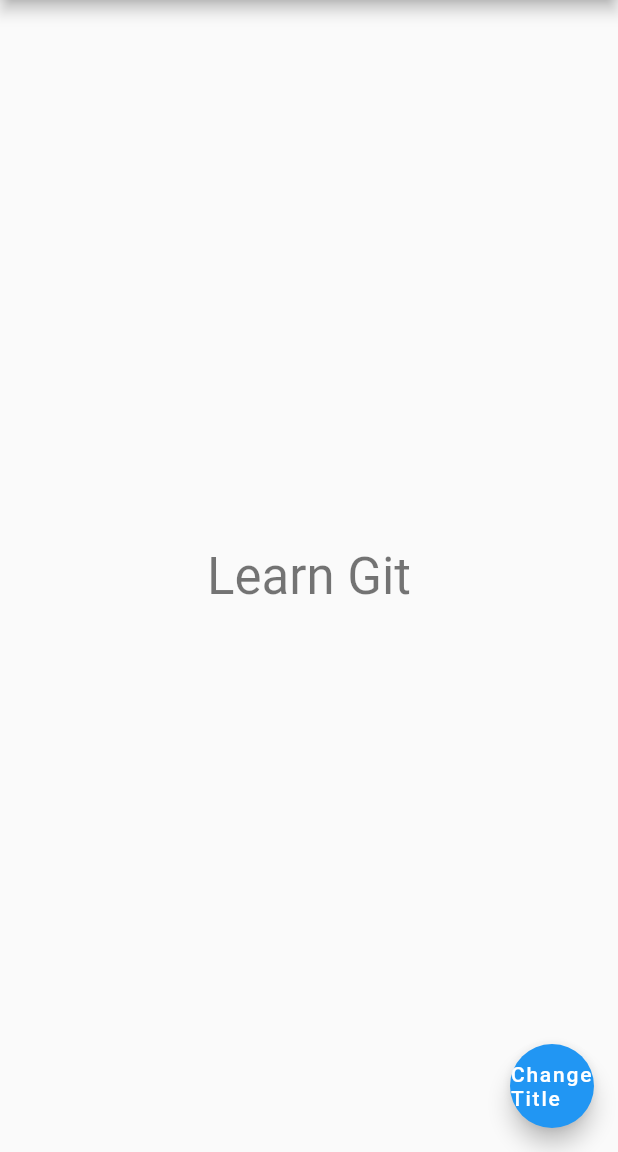
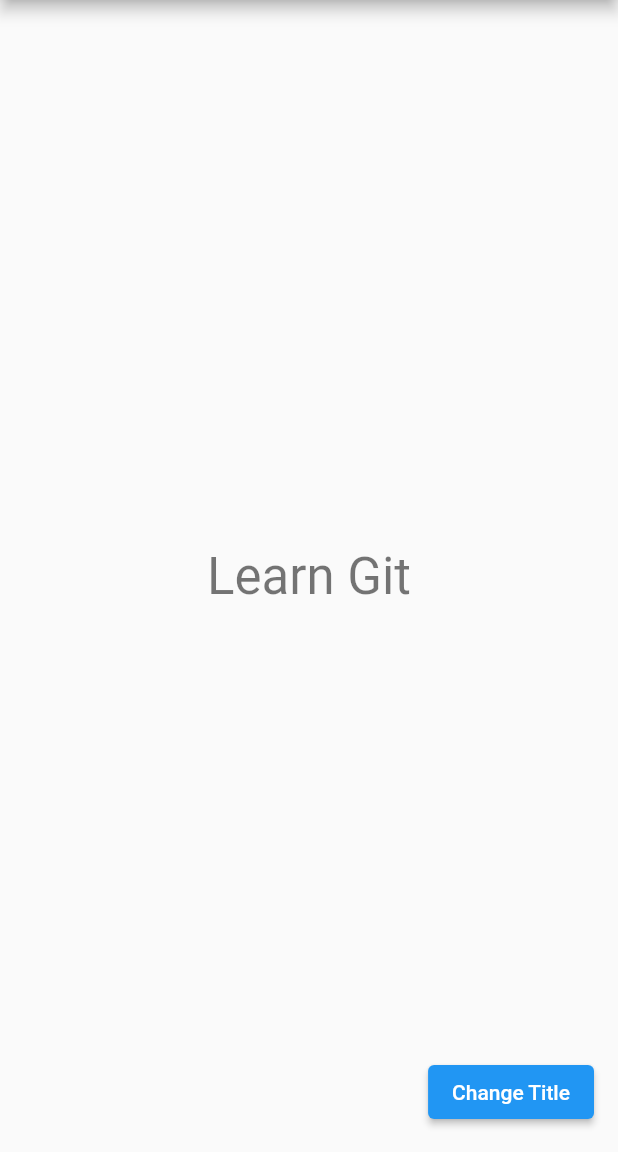
Before and after one commit to ibrahim14ibs/git-test, a Flutter app: the screen it shows after launch, after a tap on "Change Title", on a phone screen of 412 x 824 dp, the part 84-1236 px from its top. Run offline on Flutter 3.47's test engine with Material 2 defaults, Android fonts, the phone set to English and light mode, and no system bars.

Commit message:
Change Main File

```diff
--- a/lib/main.dart
+++ b/lib/main.dart
@@ -69,11 +69,12 @@ class _MyHomePageState extends State<MyHomePage> {
             ],
           ),
         ),
-      floatingActionButton: FloatingActionButton(
-          onPressed: _changeTitle,
-          tooltip: 'Increment',
-          child: Text(
-              "Change Title")), // This trailing comma makes auto-formatting nicer for build methods.
+        floatingActionButton: ElevatedButton(
+          onPressed: () {
+            _changeTitle();
+          },
+          child: Text("Change Title"),
+        ) // This trailing comma makes auto-formatting nicer for build methods.
         );
   }
 }
```
Lines whose indentation alone changed are shown as unchanged.
